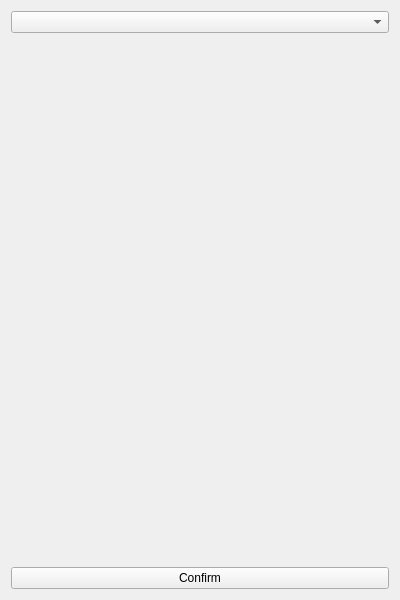
Above: task_panel.ui from PlayinPistols2d/Temp before the change. Below: the same form after it.
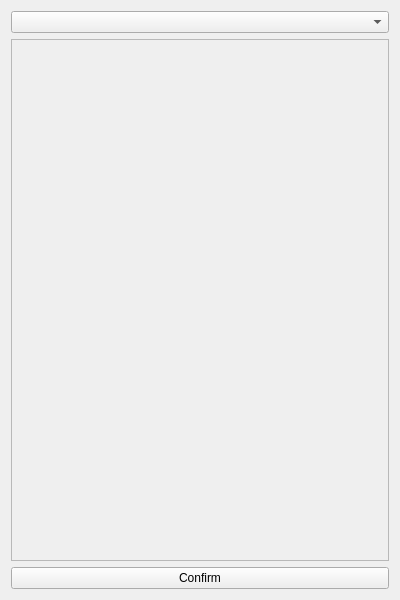
That is the form after the change.

The edit to the form file:
```diff
--- a/task_panel.ui
+++ b/task_panel.ui
@@ -15,8 +15,13 @@
     <widget class="QComboBox" name="comboBox_tasks"/>
    </item>
    <item>
-    <widget class="QWidget" name="taskSlotsContainer">
-     <layout class="QVBoxLayout" name="taskSlotsLayout"/>
+    <widget class="QScrollArea" name="scrollArea">
+     <property name="widgetResizable">
+      <bool>true</bool>
+     </property>
+     <widget class="QWidget" name="scrollAreaWidgetContents">
+      <layout class="QVBoxLayout" name="scrollAreaLayout"/>
+     </widget>
     </widget>
    </item>
    <item>
```
